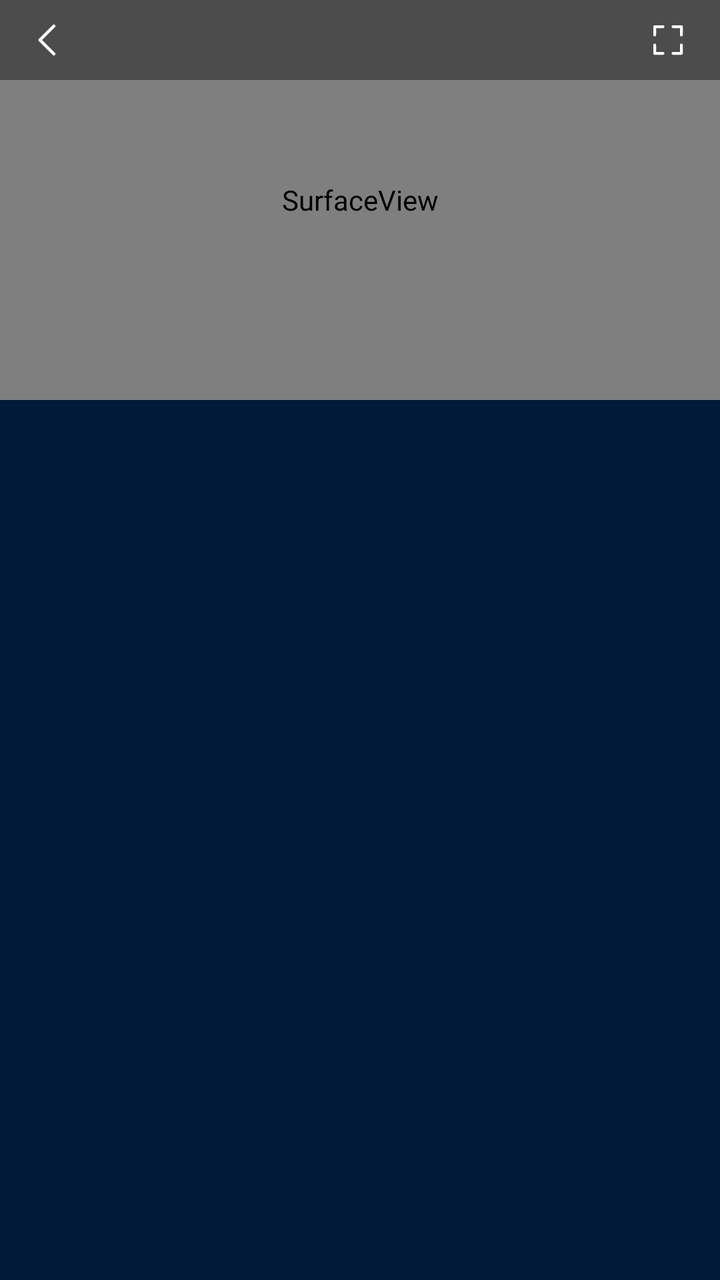
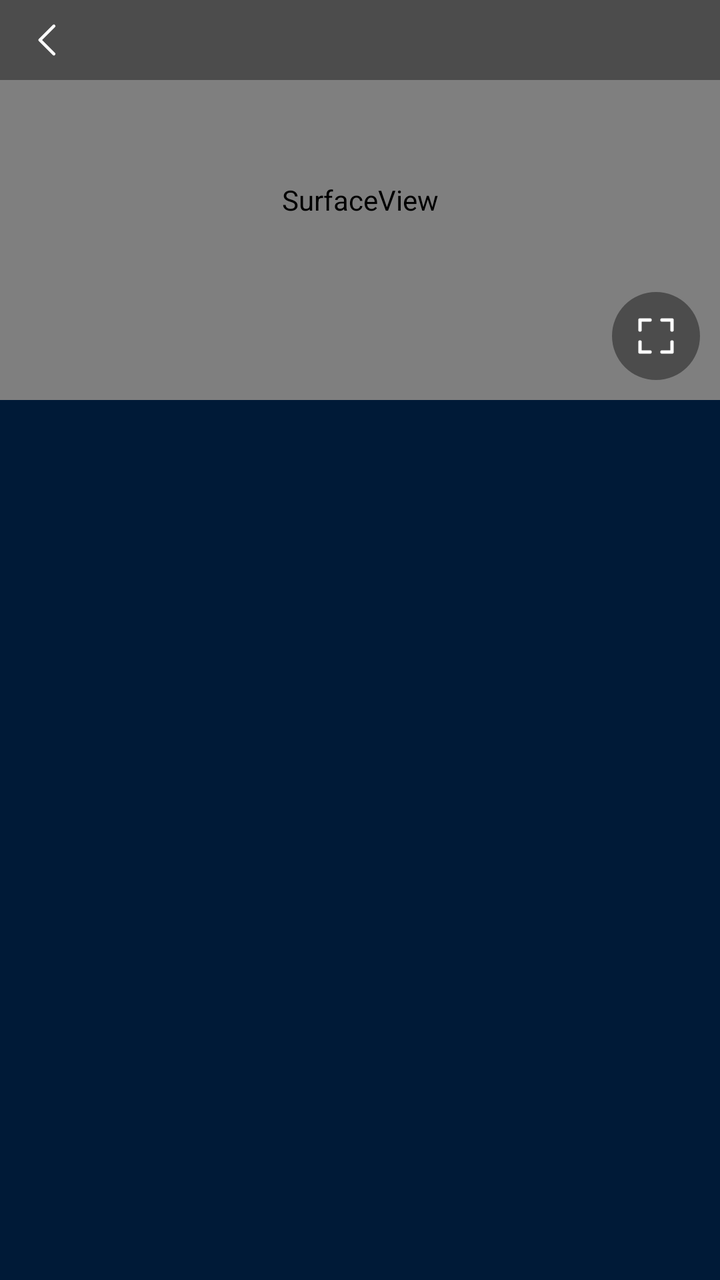

Before-and-after screenshots of an Android layout around one commit, followed by the original layout XML and the change that was made.
<!-- AndroidManifest.xml: application theme AppTheme -->
<!-- res/layout/activity_detail.xml -->
<?xml version="1.0" encoding="utf-8"?>
<LinearLayout xmlns:android="http://schemas.android.com/apk/res/android"
    android:layout_width="match_parent"
    android:layout_height="match_parent"
    android:background="@color/main_bg"
    android:orientation="vertical">

    <FrameLayout
        android:id="@+id/detail_player_box"
        android:layout_width="match_parent"
        android:layout_height="200dip"
        android:background="@color/black">

        <SurfaceView
            android:id="@+id/detail_surface"
            android:layout_width="match_parent"
            android:layout_height="match_parent"
            android:layout_gravity="center" />

        <ImageView
            android:id="@+id/detail_play_icon"
            android:layout_width="48dip"
            android:layout_height="48dip"
            android:layout_gravity="center"
            android:background="@drawable/bg_circle_black60"
            android:padding="12dip"
            android:src="@drawable/ic_play"
            android:visibility="gone" />

        <ProgressBar
            android:id="@+id/detail_spin"
            android:layout_width="36dip"
            android:layout_height="36dip"
            android:layout_gravity="center"
            android:indeterminateTint="@color/orange"
            android:visibility="gone" />

        <LinearLayout
            android:layout_width="match_parent"
            android:layout_height="40dip"
            android:layout_gravity="top"
            android:background="#66000000"
            android:gravity="center_vertical"
            android:orientation="horizontal"
            android:paddingLeft="4dip"
            android:paddingRight="8dip">

            <ImageView
                android:id="@+id/detail_back"
                android:layout_width="40dip"
                android:layout_height="40dip"
                android:padding="9dip"
                android:src="@drawable/ic_back" />

            <TextView
                android:id="@+id/detail_title"
                android:layout_width="0dip"
                android:layout_height="wrap_content"
                android:layout_weight="1"
                android:ellipsize="middle"
                android:singleLine="true"
                android:textColor="@color/white"
                android:textSize="14sp" />

            <ImageView
                android:id="@+id/detail_expand"
                android:layout_width="36dip"
                android:layout_height="36dip"
                android:padding="8dip"
                android:src="@drawable/ic_expand" />
        </LinearLayout>
    </FrameLayout>

    <FrameLayout
        android:layout_width="match_parent"
        android:layout_height="0dip"
        android:layout_weight="1">

        <ScrollView
            android:id="@+id/detail_scroll"
            android:layout_width="match_parent"
            android:layout_height="match_parent"
            android:scrollbars="none">

            <LinearLayout
                android:id="@+id/detail_content"
                android:layout_width="match_parent"
                android:layout_height="wrap_content"
                android:orientation="vertical"
                android:paddingBottom="24dip" />
        </ScrollView>

        <ProgressBar
            android:id="@+id/detail_loading"
            android:layout_width="36dip"
            android:layout_height="36dip"
            android:layout_gravity="center"
            android:indeterminateTint="@color/orange"
            android:visibility="gone" />
    </FrameLayout>
</LinearLayout>
<!-- resources referenced by this layout -->
<resources>
  <color name="black">#ff000000</color>
  <color name="main_bg">#ff001a37</color>
  <color name="orange">#ffffb40a</color>
  <color name="white">#ffffffff</color>
  <!-- drawable bg_circle_black60 (drawable) -->
  <?xml version="1.0" encoding="utf-8"?>
  <shape xmlns:android="http://schemas.android.com/apk/res/android" android:shape="oval">
    <solid android:color="#66000000" />
    <size android:width="12dip" android:height="12dip" />
  </shape>
  <!-- drawable ic_back (drawable) -->
  <?xml version="1.0" encoding="utf-8"?>
  <vector xmlns:android="http://schemas.android.com/apk/res/android" android:width="24dip" android:height="24dip" android:viewportWidth="24" android:viewportHeight="24">
    <path android:pathData="M15.2 4.4 L7.6 12 L15.2 19.6" android:strokeColor="#ffffffff" android:strokeWidth="1.7" android:strokeLineCap="round" android:strokeLineJoin="round" android:fillColor="#00000000" />
  </vector>
  <!-- drawable ic_expand (drawable) -->
  <?xml version="1.0" encoding="utf-8"?>
  <vector xmlns:android="http://schemas.android.com/apk/res/android" android:width="24dip" android:height="24dip" android:viewportWidth="24" android:viewportHeight="24">
    <path android:pathData="M9 4 H4 V9" android:strokeColor="#ffffffff" android:strokeWidth="1.7" android:strokeLineCap="round" android:strokeLineJoin="round" android:fillColor="#00000000" />
    <path android:pathData="M15 4 H20 V9" android:strokeColor="#ffffffff" android:strokeWidth="1.7" android:strokeLineCap="round" android:strokeLineJoin="round" android:fillColor="#00000000" />
    <path android:pathData="M20 15 V20 H15" android:strokeColor="#ffffffff" android:strokeWidth="1.7" android:strokeLineCap="round" android:strokeLineJoin="round" android:fillColor="#00000000" />
    <path android:pathData="M4 15 V20 H9" android:strokeColor="#ffffffff" android:strokeWidth="1.7" android:strokeLineCap="round" android:strokeLineJoin="round" android:fillColor="#00000000" />
  </vector>
  <!-- drawable ic_play (drawable) -->
  <?xml version="1.0" encoding="utf-8"?>
  <vector xmlns:android="http://schemas.android.com/apk/res/android" android:width="24dip" android:height="24dip" android:viewportWidth="24" android:viewportHeight="24">
    <path android:pathData="M8 4.8 L19 12 L8 19.2 Z" android:fillColor="#ffffffff" />
  </vector>
  <style name="AppTheme" parent="@android:style/Theme.Material.NoActionBar">
          <item name="android:colorPrimary">@color/main_bg</item>
          <item name="android:colorPrimaryDark">@color/main_bg</item>
          <item name="android:colorAccent">@color/orange</item>
          <item name="android:windowBackground">@color/main_bg</item>
          <item name="android:textColorPrimary">@color/white</item>
          <item name="android:textColorSecondary">@color/white_44</item>
          <item name="android:statusBarColor">@color/main_bg</item>
          <item name="android:navigationBarColor">@color/main_bg</item>
      </style>
  <color name="white_44">#8fffffff</color>
</resources>

<!-- the commit's change to res/layout/activity_detail.xml (unified diff, before → after) -->
@@ -62,13 +62,17 @@
                 android:textColor="@color/white"
                 android:textSize="14sp" />
 
-            <ImageView
-                android:id="@+id/detail_expand"
-                android:layout_width="36dip"
-                android:layout_height="36dip"
-                android:padding="8dip"
-                android:src="@drawable/ic_expand" />
         </LinearLayout>
+
+        <ImageView
+            android:id="@+id/detail_expand"
+            android:layout_width="44dip"
+            android:layout_height="44dip"
+            android:layout_gravity="right|bottom"
+            android:layout_margin="10dip"
+            android:background="@drawable/bg_circle_black60"
+            android:padding="10dip"
+            android:src="@drawable/ic_expand" />
     </FrameLayout>
 
     <FrameLayout
